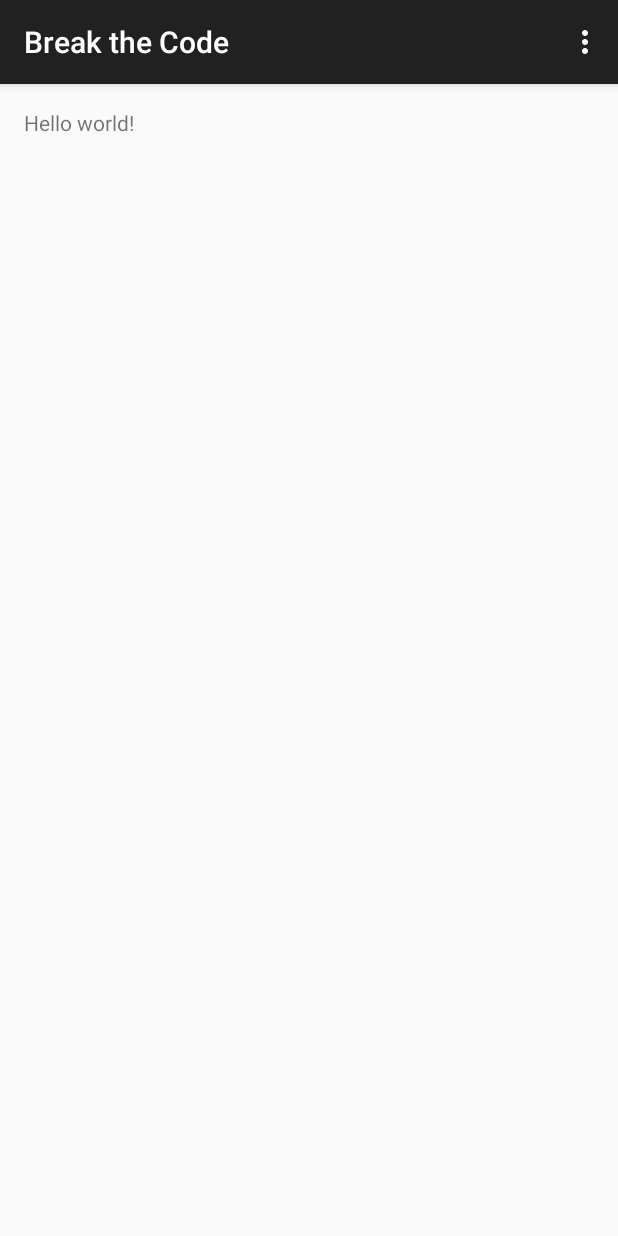
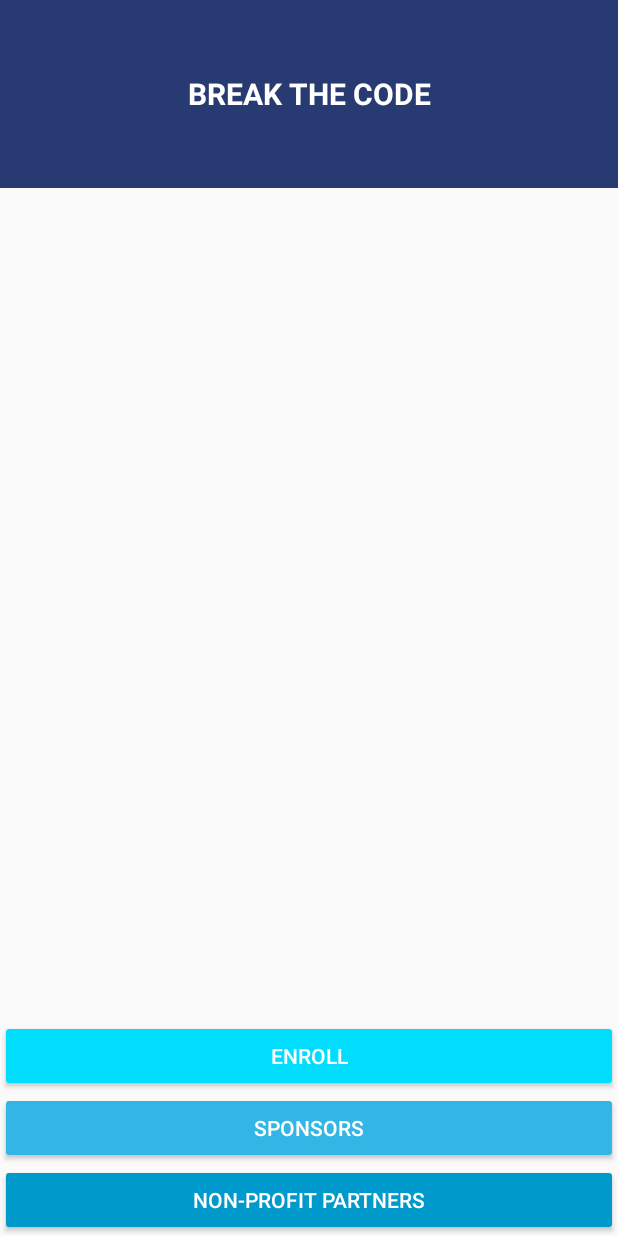
Before and after one commit to theholla/break-the-code, an Android app: the screen it shows after launch (MainActivity), on a phone screen of 412 x 824 dp. Run offline under Robolectric (Android 15) with nearby library versions, the phone set to English and light mode, and no system bars.

Commit message:
Add button widgets and main title textview

```diff
--- a/app/src/main/java/com/epicodus/breakthecode/MainActivity.java
+++ b/app/src/main/java/com/epicodus/breakthecode/MainActivity.java
@@ -10,28 +10,8 @@ public class MainActivity extends AppCompatActivity {
     @Override
     protected void onCreate(Bundle savedInstanceState) {
         super.onCreate(savedInstanceState);
+        //tells our activity where to find the layour we're rendering
+        //R class represents res folder
         setContentView(R.layout.activity_main);
     }
-
-    @Override
-    public boolean onCreateOptionsMenu(Menu menu) {
-        // Inflate the menu; this adds items to the action bar if it is present.
-        getMenuInflater().inflate(R.menu.menu_main, menu);
-        return true;
-    }
-
-    @Override
-    public boolean onOptionsItemSelected(MenuItem item) {
-        // Handle action bar item clicks here. The action bar will
-        // automatically handle clicks on the Home/Up button, so long
-        // as you specify a parent activity in AndroidManifest.xml.
-        int id = item.getItemId();
-
-        //noinspection SimplifiableIfStatement
-        if (id == R.id.action_settings) {
-            return true;
-        }
-
-        return super.onOptionsItemSelected(item);
-    }
 }
--- a/app/src/main/res/layout/activity_main.xml
+++ b/app/src/main/res/layout/activity_main.xml
@@ -2,15 +2,49 @@
                 xmlns:tools="http://schemas.android.com/tools"
                 android:layout_width="match_parent"
                 android:layout_height="match_parent"
-                android:paddingLeft="@dimen/activity_horizontal_margin"
-                android:paddingRight="@dimen/activity_horizontal_margin"
-                android:paddingTop="@dimen/activity_vertical_margin"
-                android:paddingBottom="@dimen/activity_vertical_margin"
                 tools:context=".MainActivity">
 
     <TextView
-        android:text="@string/hello_world"
-        android:layout_width="wrap_content"
-        android:layout_height="wrap_content"/>
+        android:layout_width="match_parent"
+        android:layout_height="125dp"
+        android:text="BREAK THE CODE"
+        android:id="@+id/textView"
+        android:layout_alignParentTop="true"
+        android:layout_centerHorizontal="true"
+        android:background="#273a71"
+        android:textColor="@android:color/white"
+        android:gravity="center"
+        android:textStyle="bold"
+        android:textSize="20sp"/>
 
+    <Button
+        android:layout_width="match_parent"
+        android:layout_height="wrap_content"
+        android:text="Non-Profit Partners"
+        android:id="@+id/nonProfitButton"
+        android:textColor="@android:color/white"
+        android:backgroundTint="@android:color/holo_blue_dark"
+        android:layout_alignParentBottom="true"
+        android:layout_above="@+id/aboutButton"
+        android:layout_centerHorizontal="true"/>
+
+    <Button
+        android:layout_width="match_parent"
+        android:layout_height="wrap_content"
+        android:text="Sponsors"
+        android:id="@+id/sponsorsButton"
+        android:textColor="@android:color/white"
+        android:backgroundTint="@android:color/holo_blue_light"
+        android:layout_above="@+id/nonProfitButton"
+        android:layout_centerHorizontal="true"/>
+
+    <Button
+        android:layout_width="match_parent"
+        android:layout_height="wrap_content"
+        android:text="Enroll"
+        android:id="@+id/enrollButton"
+        android:layout_above="@+id/sponsorsButton"
+        android:textColor="@android:color/white"
+        android:backgroundTint="@android:color/holo_blue_bright"
+        android:layout_centerHorizontal="true"/>
 </RelativeLayout>
--- a/app/src/main/res/values/styles.xml
+++ b/app/src/main/res/values/styles.xml
@@ -1,7 +1,7 @@
 <resources>
 
     <!-- Base application theme. -->
-    <style name="AppTheme" parent="Theme.AppCompat.Light.DarkActionBar">
+    <style name="AppTheme" parent="Theme.AppCompat.Light.NoActionBar">
         <!-- Customize your theme here. -->
     </style>
 
```
